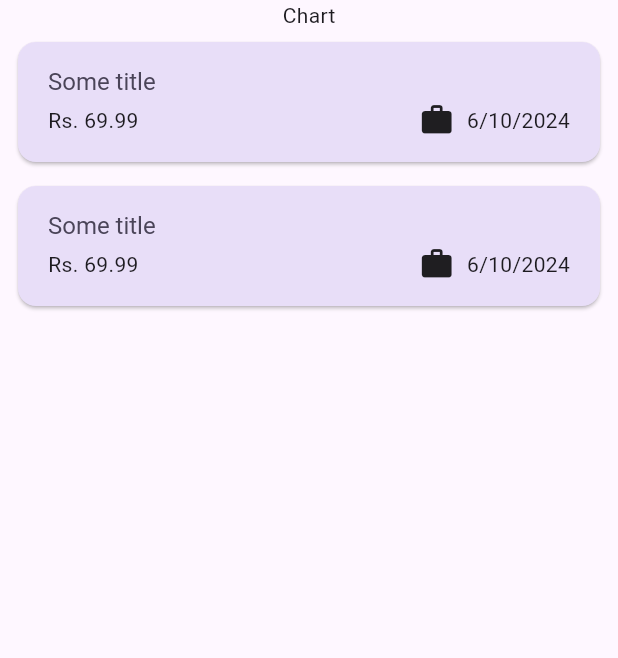
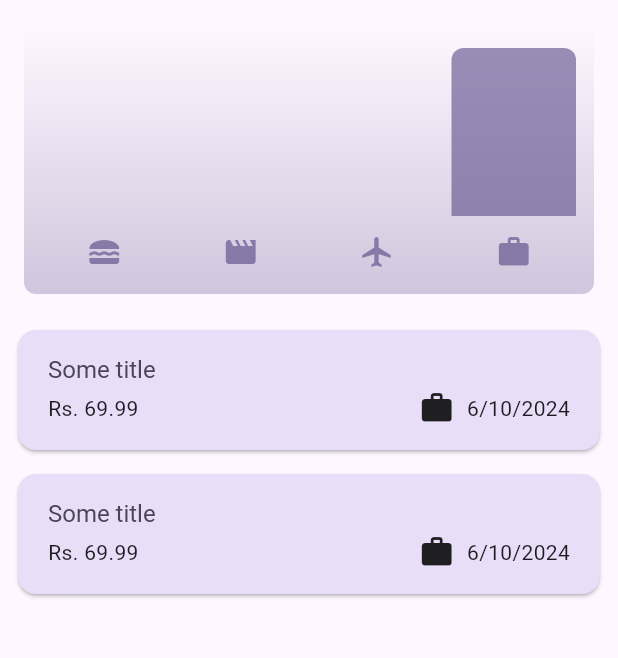
Before and after one commit to nvenkm/expense_tracker, a Flutter app: the screen it shows after launch, on a phone screen of 412 x 824 dp, the part 84-742 px from its top. Run offline on Flutter 3.47's test engine with Material 3 defaults, Android fonts, the phone set to English and light mode, and no system bars.

Commit message:
Added charts

```diff
--- a/lib/models/expense.dart
+++ b/lib/models/expense.dart
@@ -32,3 +32,23 @@ class Expense {
     return formatter.format(date);
   }
 }
+
+class ExpenseBucket {
+  const ExpenseBucket({required this.category, required this.expenses});
+
+  //additional cunstructor
+  ExpenseBucket.forCategory(List<Expense> allExpenses, this.category)
+      : expenses = allExpenses
+            .where((expense) => expense.category == category)
+            .toList();
+
+  final Category category;
+  final List<Expense> expenses;
+  double get totalExpenses {
+    double total = 0;
+    for (final expense in expenses) {
+      total += expense.amount;
+    }
+    return total;
+  }
+}
--- /dev/null
+++ b/lib/widgets/chart/chart.dart
@@ -0,0 +1,95 @@
+import 'package:flutter/material.dart';
+
+import 'package:expense_tracker/widgets/chart/chart_bar.dart';
+import 'package:expense_tracker/models/expense.dart';
+
+class Chart extends StatelessWidget {
+  const Chart({super.key, required this.expenses});
+
+  final List<Expense> expenses;
+
+  List<ExpenseBucket> get buckets {
+    return [
+      ExpenseBucket.forCategory(expenses, Category.food),
+      ExpenseBucket.forCategory(expenses, Category.leisure),
+      ExpenseBucket.forCategory(expenses, Category.travel),
+      ExpenseBucket.forCategory(expenses, Category.work),
+    ];
+  }
+
+  double get maxTotalExpense {
+    double maxTotalExpense = 0;
+
+    for (final bucket in buckets) {
+      if (bucket.totalExpenses > maxTotalExpense) {
+        maxTotalExpense = bucket.totalExpenses;
+      }
+    }
+
+    return maxTotalExpense;
+  }
+
+  @override
+  Widget build(BuildContext context) {
+    final isDarkMode =
+        MediaQuery.of(context).platformBrightness == Brightness.dark;
+    return Container(
+      margin: const EdgeInsets.all(16),
+      padding: const EdgeInsets.symmetric(
+        vertical: 16,
+        horizontal: 8,
+      ),
+      width: double.infinity,
+      height: 180,
+      decoration: BoxDecoration(
+        borderRadius: BorderRadius.circular(8),
+        gradient: LinearGradient(
+          colors: [
+            Theme.of(context).colorScheme.primary.withOpacity(0.3),
+            Theme.of(context).colorScheme.primary.withOpacity(0.0)
+          ],
+          begin: Alignment.bottomCenter,
+          end: Alignment.topCenter,
+        ),
+      ),
+      child: Column(
+        children: [
+          Expanded(
+            child: Row(
+              crossAxisAlignment: CrossAxisAlignment.end,
+              children: [
+                for (final bucket in buckets) // alternative to map()
+                  ChartBar(
+                    fill: bucket.totalExpenses == 0
+                        ? 0
+                        : bucket.totalExpenses / maxTotalExpense,
+                  )
+              ],
+            ),
+          ),
+          const SizedBox(height: 12),
+          Row(
+            children: buckets
+                .map(
+                  (bucket) => Expanded(
+                    child: Padding(
+                      padding: const EdgeInsets.symmetric(horizontal: 4),
+                      child: Icon(
+                        categoryIcons[bucket.category],
+                        color: isDarkMode
+                            ? Theme.of(context).colorScheme.secondary
+                            : Theme.of(context)
+                                .colorScheme
+                                .primary
+                                .withOpacity(0.7),
+                      ),
+                    ),
+                  ),
+                )
+                .toList(),
+          )
+        ],
+      ),
+    );
+  }
+}
--- /dev/null
+++ b/lib/widgets/chart/chart_bar.dart
@@ -0,0 +1,34 @@
+import 'package:flutter/material.dart';
+
+class ChartBar extends StatelessWidget {
+  const ChartBar({
+    super.key,
+    required this.fill,
+  });
+
+  final double fill;
+
+  @override
+  Widget build(BuildContext context) {
+    final isDarkMode =
+        MediaQuery.of(context).platformBrightness == Brightness.dark;
+    return Expanded(
+      child: Padding(
+        padding: const EdgeInsets.symmetric(horizontal: 4),
+        child: FractionallySizedBox(
+          heightFactor: fill,
+          child: DecoratedBox(
+            decoration: BoxDecoration(
+              shape: BoxShape.rectangle,
+              borderRadius:
+                  const BorderRadius.vertical(top: Radius.circular(8)),
+              color: isDarkMode
+                  ? Theme.of(context).colorScheme.secondary
+                  : Theme.of(context).colorScheme.primary.withOpacity(0.65),
+            ),
+          ),
+        ),
+      ),
+    );
+  }
+}
--- a/lib/widgets/expenses.dart
+++ b/lib/widgets/expenses.dart
@@ -1,3 +1,4 @@
+import 'package:expense_tracker/widgets/chart/chart.dart';
 import 'package:expense_tracker/widgets/expenses_list/expenses_list.dart';
 import 'package:expense_tracker/models/expense.dart';
 import 'package:expense_tracker/widgets/new_expense.dart';
@@ -79,7 +80,7 @@ class _ExpensesState extends State<Expenses> {
       ),
       body: Column(
         children: [
-          const Text('Chart'),
+          Chart(expenses: _registeredExpenses),
           Expanded(
             child: _registeredExpenses.isEmpty
                 ? const Center(
```
